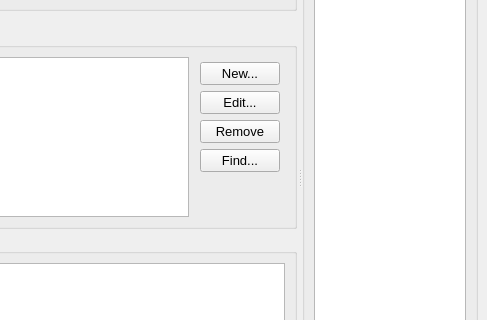
Before: the Qt Designer form vkconfig/mainwindow.ui in LunarG/VulkanTools, drawn with Qt 5; both pictures show x 537 to 1024 and y 153 to 473 of the 1024 by 640 pixel window.
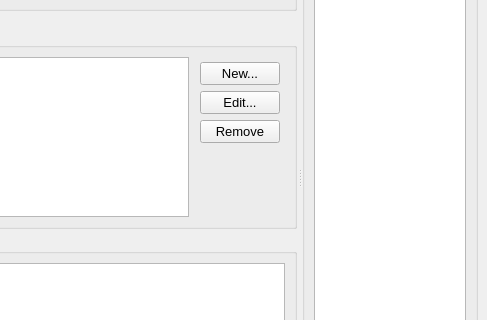
After: the same form once the commit is applied.

Commit message: vkconfig: add user-defined paths in layers window

Diff of the .ui file:
```diff
--- a/vkconfig/mainwindow.ui
+++ b/vkconfig/mainwindow.ui
@@ -370,31 +370,6 @@
                   </property>
                  </widget>
                 </item>
-                <item>
-                 <widget class="QPushButton" name="push_button_find">
-                  <property name="sizePolicy">
-                   <sizepolicy hsizetype="Minimum" vsizetype="Minimum">
-                    <horstretch>0</horstretch>
-                    <verstretch>0</verstretch>
-                   </sizepolicy>
-                  </property>
-                  <property name="minimumSize">
-                   <size>
-                    <width>0</width>
-                    <height>0</height>
-                   </size>
-                  </property>
-                  <property name="font">
-                   <font>
-                    <family>Arial</family>
-                    <pointsize>10</pointsize>
-                   </font>
-                  </property>
-                  <property name="text">
-                   <string>Find...</string>
-                  </property>
-                 </widget>
-                </item>
                 <item>
                  <spacer name="verticalSpacer">
                   <property name="orientation">
```
Left out of the diff: 3 changed lines with no effect on the pictures. The commit also changes 6 other files.
